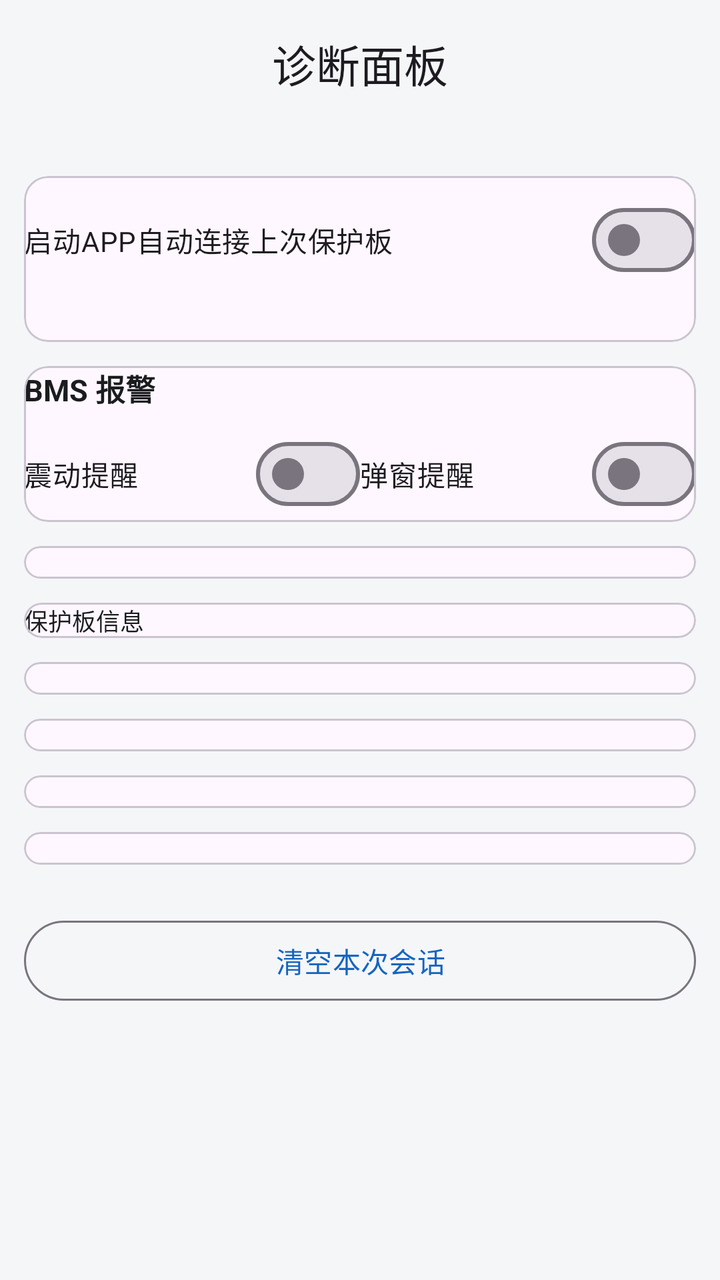
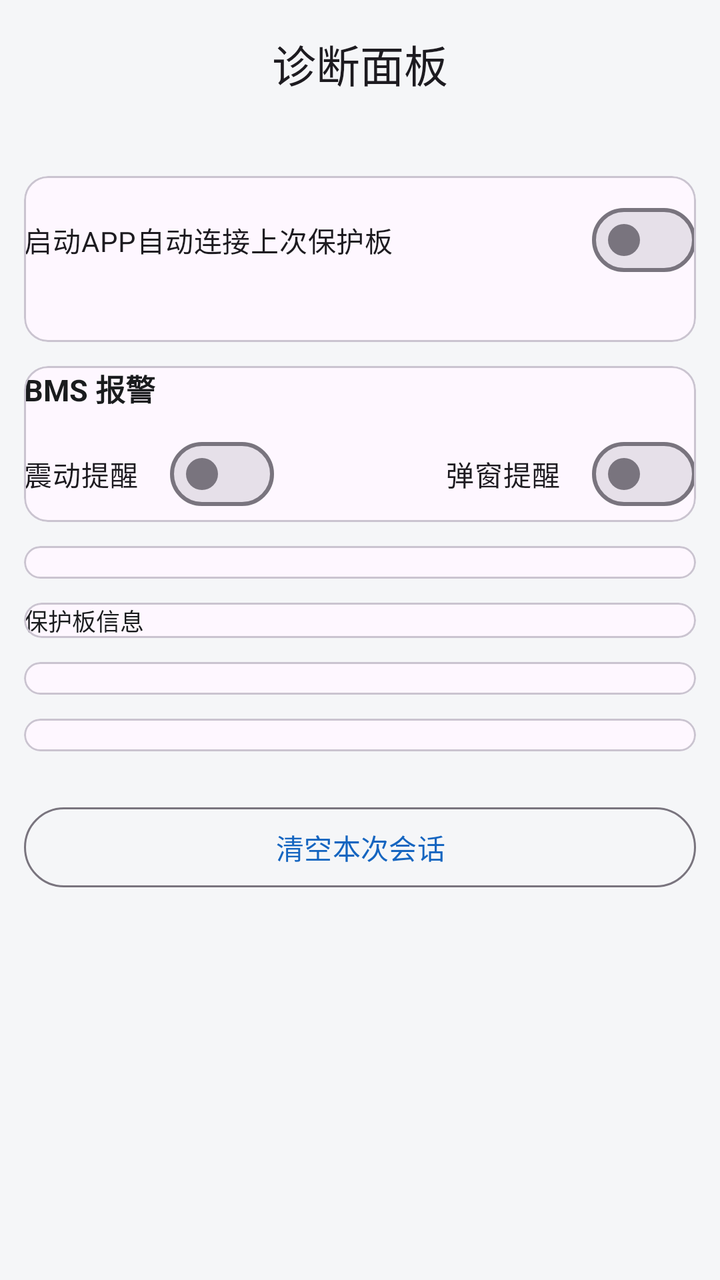

The first picture is an Android layout as it rendered before a commit; the second is the same layout after the commit. The layout source and the unified diff follow.
<!-- AndroidManifest.xml: application theme Theme.YYBMS -->
<!-- res/layout/activity_diag.xml -->
<?xml version="1.0" encoding="utf-8"?>
<LinearLayout xmlns:android="http://schemas.android.com/apk/res/android"
    xmlns:app="http://schemas.android.com/apk/res-auto"
    android:layout_width="match_parent"
    android:layout_height="match_parent"
    android:orientation="vertical">

    
    <com.google.android.material.appbar.MaterialToolbar
        android:id="@+id/toolbar"
        android:layout_width="match_parent"
        android:layout_height="?attr/actionBarSize"
        app:titleCentered="true"
        app:title="@string/diag_title" />

    <ScrollView
        android:layout_width="match_parent"
        android:layout_height="match_parent">

        <LinearLayout
            android:layout_width="match_parent"
            android:layout_height="wrap_content"
            android:orientation="vertical"
            android:padding="12dp">

            
            <com.google.android.material.card.MaterialCardView
                style="@style/DiagCard">

                <LinearLayout
                    android:layout_width="match_parent"
                    android:layout_height="wrap_content"
                    android:orientation="vertical">

                    <com.google.android.material.materialswitch.MaterialSwitch
                        android:id="@+id/switch_diag_auto_connect"
                        android:layout_width="match_parent"
                        android:layout_height="wrap_content"
                        android:layout_marginTop="8dp"
                        android:text="@string/setting_auto_connect"
                        android:textSize="14sp" />

                    <TextView
                        android:id="@+id/tv_diag_saved_device"
                        android:layout_width="match_parent"
                        android:layout_height="wrap_content"
                        android:layout_marginTop="8dp"
                        android:textColor="@color/text_primary"
                        android:textSize="14sp" />
                </LinearLayout>
            </com.google.android.material.card.MaterialCardView>

            
            <com.google.android.material.card.MaterialCardView
                style="@style/DiagCard">

                <LinearLayout
                    android:layout_width="match_parent"
                    android:layout_height="wrap_content"
                    android:orientation="vertical">

                    <TextView
                        style="@style/CardTitle"
                        android:layout_width="wrap_content"
                        android:layout_height="wrap_content"
                        android:text="@string/bms_alarm_title" />

                    
                    <LinearLayout
                        android:layout_width="match_parent"
                        android:layout_height="wrap_content"
                        android:layout_marginTop="8dp"
                        android:orientation="horizontal">

                        <com.google.android.material.materialswitch.MaterialSwitch
                            android:id="@+id/switch_diag_vibrate"
                            android:layout_width="0dp"
                            android:layout_height="wrap_content"
                            android:layout_weight="1"
                            android:text="@string/bms_alarm_vibrate"
                            android:textSize="14sp" />

                        <com.google.android.material.materialswitch.MaterialSwitch
                            android:id="@+id/switch_diag_dialog"
                            android:layout_width="0dp"
                            android:layout_height="wrap_content"
                            android:layout_weight="1"
                            android:text="@string/bms_alarm_dialog"
                            android:textSize="14sp" />
                    </LinearLayout>
                </LinearLayout>
            </com.google.android.material.card.MaterialCardView>


       <com.google.android.material.card.MaterialCardView
         style="@style/DiagCard">

    <TextView
    style="@style/DiagText"
    android:id="@+id/tv_device" />
      </com.google.android.material.card.MaterialCardView>



     <com.google.android.material.card.MaterialCardView
            style="@style/DiagCard">

        <LinearLayout
  style="@style/DiagTable">

     <TextView
   style="@style/DiagText"
android:text="保护板信息" />

            <LinearLayout
      android:id="@+id/ll_identity"
     android:layout_width="match_parent"
           android:layout_height="wrap_content"
  android:orientation="vertical" />
        </LinearLayout>
    </com.google.android.material.card.MaterialCardView>

            
            <com.google.android.material.card.MaterialCardView
                style="@style/DiagCard">

                <TextView
                    style="@style/DiagText"
                    android:id="@+id/tv_accumulators" />
            </com.google.android.material.card.MaterialCardView>

            
            <com.google.android.material.card.MaterialCardView
                style="@style/DiagCard">

                <TextView
                    style="@style/DiagText"
                    android:id="@+id/tv_range_breakdown" />
            </com.google.android.material.card.MaterialCardView>

            
            <com.google.android.material.card.MaterialCardView
                style="@style/DiagCard">

                <TextView
                    style="@style/DiagText"
                    android:id="@+id/tv_derived" />
            </com.google.android.material.card.MaterialCardView>


        
        <com.google.android.material.card.MaterialCardView
style="@style/DiagCard">

       <LinearLayout
       style="@style/DiagTable">

    <LinearLayout
            android:id="@+id/ll_alarms"
   android:layout_width="match_parent"
                android:layout_height="wrap_content"
 android:orientation="vertical" />

      <TextView
             style="@style/DiagText"
 android:id="@+id/tv_alarms" />
         </LinearLayout>
        </com.google.android.material.card.MaterialCardView>

            
            <com.google.android.material.card.MaterialCardView
       style="@style/DiagCard">

  <LinearLayout
      style="@style/DiagTable">

    <LinearLayout
        android:id="@+id/ll_anchors"
      android:layout_width="match_parent"
        android:layout_height="wrap_content"
      android:orientation="vertical" />
    </LinearLayout>
            </com.google.android.material.card.MaterialCardView>

            <com.google.android.material.button.MaterialButton
                android:id="@+id/btn_reset"
                style="@style/Widget.Material3.Button.OutlinedButton"
                android:layout_width="match_parent"
                android:layout_height="wrap_content"
                android:layout_marginTop="12dp"
                android:layout_marginBottom="24dp"
                android:text="@string/diag_reset" />
        </LinearLayout>
    </ScrollView>
</LinearLayout>
<!-- resources referenced by this layout -->
<resources>
  <color name="text_primary">#1A1C1E</color>
  <string name="bms_alarm_dialog">弹窗提醒</string>
  <string name="bms_alarm_title">BMS 报警</string>
  <string name="bms_alarm_vibrate">震动提醒</string>
  <string name="diag_reset">清空本次会话</string>
  <string name="diag_title">诊断面板</string>
  <string name="setting_auto_connect">启动APP自动连接上次保护板</string>
  <style name="CardTitle">
          <item name="android:layout_width">wrap_content</item>
          <item name="android:layout_height">wrap_content</item>
          <item name="android:textSize">15sp</item>
          <item name="android:textStyle">bold</item>
          <item name="android:textColor">@color/text_primary</item>
      </style>
  <style name="DiagCard">
          <item name="android:layout_width">match_parent</item>
          <item name="android:layout_height">wrap_content</item>
          <item name="android:layout_marginTop">12dp</item>
          <item name="android:padding">14dp</item>
      </style>
  <style name="DiagTable">
          <item name="android:layout_width">match_parent</item>
          <item name="android:layout_height">wrap_content</item>
          <item name="android:orientation">vertical</item>
      </style>
  <style name="DiagText">
       <item name="android:layout_width">match_parent</item>
          <item name="android:layout_height">wrap_content</item>
     <item name="android:fontFamily">monospace</item>
          <item name="android:textSize">12sp</item>
          <item name="android:textColor">@color/text_primary</item>
          <item name="android:lineSpacingMultiplier">1.25</item>
      </style>
  <style name="Theme.YYBMS" parent="Theme.Material3.DayNight.NoActionBar">
          <item name="colorPrimary">@color/primary</item>
          <item name="colorPrimaryDark">@color/primary_dark</item>
          <item name="android:statusBarColor" tools:targetApi="l">?attr/colorPrimary</item>
          <item name="android:windowBackground">@color/background</item>
      </style>
  <color name="primary">#1565C0</color>
  <color name="primary_dark">#0D47A1</color>
  <color name="background">#F5F6F8</color>
</resources>

<!-- the commit's change to res/layout/activity_diag.xml (unified diff, before → after) -->
@@ -74,17 +74,20 @@
 
                         <com.google.android.material.materialswitch.MaterialSwitch
                             android:id="@+id/switch_diag_vibrate"
-                            android:layout_width="0dp"
+                            android:layout_width="wrap_content"
                             android:layout_height="wrap_content"
-                            android:layout_weight="1"
                             android:text="@string/bms_alarm_vibrate"
                             android:textSize="14sp" />
 
+                        <Space
+                            android:layout_width="0dp"
+                            android:layout_height="1dp"
+                            android:layout_weight="1" />
+
                         <com.google.android.material.materialswitch.MaterialSwitch
                             android:id="@+id/switch_diag_dialog"
-                            android:layout_width="0dp"
+                            android:layout_width="wrap_content"
                             android:layout_height="wrap_content"
-                            android:layout_weight="1"
                             android:text="@string/bms_alarm_dialog"
                             android:textSize="14sp" />
                     </LinearLayout>
@@ -119,24 +122,6 @@ android:text="保护板信息" />
   android:orientation="vertical" />
         </LinearLayout>
     </com.google.android.material.card.MaterialCardView>
-
-            
-            <com.google.android.material.card.MaterialCardView
-                style="@style/DiagCard">
-
-                <TextView
-                    style="@style/DiagText"
-                    android:id="@+id/tv_accumulators" />
-            </com.google.android.material.card.MaterialCardView>
-
-            
-            <com.google.android.material.card.MaterialCardView
-                style="@style/DiagCard">
-
-                <TextView
-                    style="@style/DiagText"
-                    android:id="@+id/tv_range_breakdown" />
-            </com.google.android.material.card.MaterialCardView>
 
             
             <com.google.android.material.card.MaterialCardView
